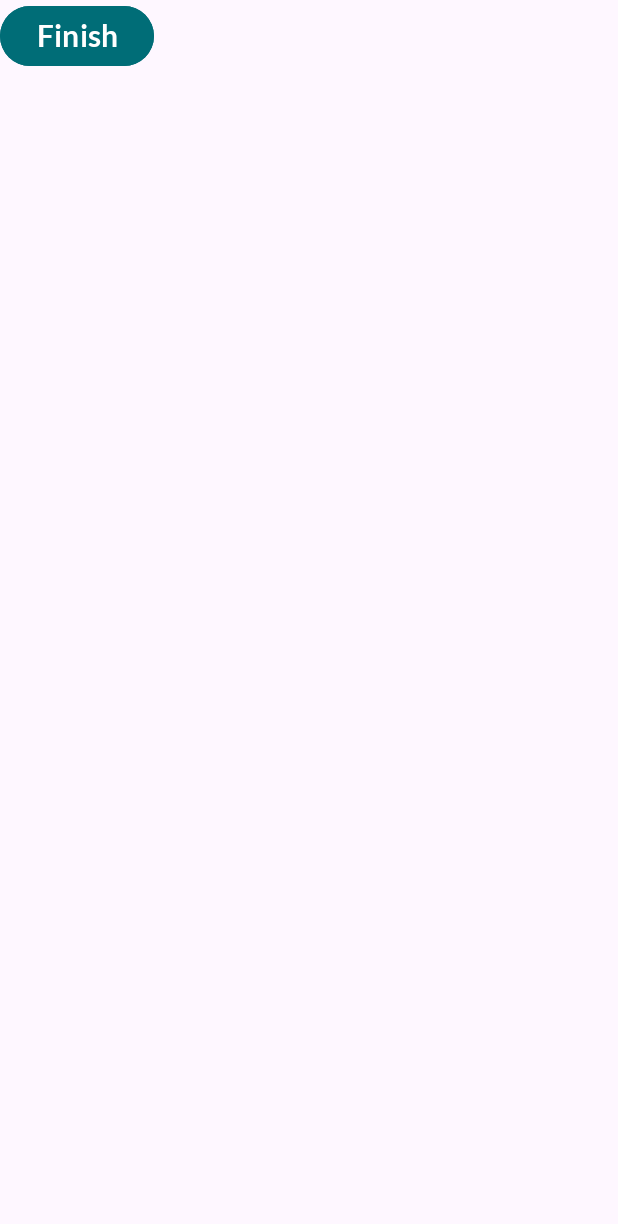
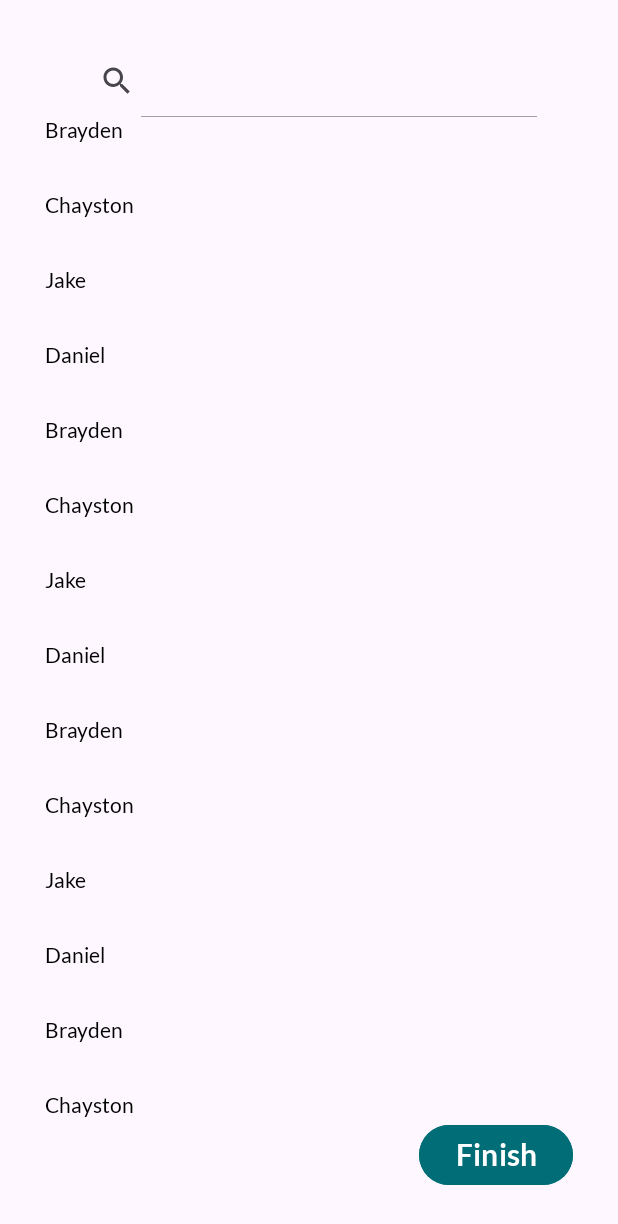
Before and after one commit to Game-Knight/gameknight, an Android app: the fragment AddGameNightFriendsFragment placed in its activity, on a phone screen of 412 x 824 dp. Shown: the top 1224 px of the screen. Run offline under Robolectric (Android 15) with nearby library versions, the phone set to English and light mode, and no system bars; our stand-ins replace Picasso; libraries missing offline, so code that uses them is left out: jp.wasabeef.picasso; pictures from the network do not load.

Commit message:
added recycler view for invitee list

```diff
--- /dev/null
+++ b/app/src/main/java/com/cs_356/app/Adapters/InviteeAdapter.java
@@ -0,0 +1,69 @@
+package com.cs_356.app.Adapters;
+
+import android.content.Context;
+import android.content.Intent;
+import android.graphics.Bitmap;
+import android.view.LayoutInflater;
+import android.view.View;
+import android.view.ViewGroup;
+import android.widget.ImageView;
+import android.widget.TextView;
+
+import androidx.recyclerview.widget.RecyclerView;
+
+import com.cs_356.app.R;
+import com.cs_356.app.Utils.Image.PicassoTransformations;
+import com.cs_356.app.Views.AddGameActivity;
+import com.squareup.picasso.Picasso;
+import com.squareup.picasso.Transformation;
+
+import org.w3c.dom.Text;
+
+import java.util.List;
+
+import Entities.BoardGame;
+import Entities.User;
+import jp.wasabeef.picasso.transformations.BlurTransformation;
+import jp.wasabeef.picasso.transformations.CropSquareTransformation;
+
+public class InviteeAdapter extends RecyclerView.Adapter<InviteeAdapter.ViewHolder> {
+
+    private final List<User> inviteeList;
+
+    public InviteeAdapter(List<User> inviteeList) {
+        this.inviteeList = inviteeList;
+    }
+
+    public class ViewHolder extends RecyclerView.ViewHolder {
+
+        private final TextView name;
+
+        public ViewHolder(View itemView) {
+            super(itemView);
+            name = (TextView) itemView.findViewById(R.id.inviteeName);
+        }
+
+        public TextView getName() {
+            return name;
+        }
+    }
+
+    @Override
+    public InviteeAdapter.ViewHolder onCreateViewHolder(ViewGroup parent, int viewType) {
+        Context context = parent.getContext();
+        LayoutInflater inflater = LayoutInflater.from(context);
+        View gameView = inflater.inflate(R.layout.invitee_item, parent, false);
+        return new ViewHolder(gameView);
+    }
+
+    @Override
+    public void onBindViewHolder(InviteeAdapter.ViewHolder holder, int position) {
+        User invitee = inviteeList.get(position);
+        holder.getName().setText(invitee.getFirstName());
+    }
+
+    @Override
+    public int getItemCount() {
+        return inviteeList.size();
+    }
+}
--- a/app/src/main/java/com/cs_356/app/Views/AddGameNight/AddGameNightFriendsFragment.java
+++ b/app/src/main/java/com/cs_356/app/Views/AddGameNight/AddGameNightFriendsFragment.java
@@ -3,59 +3,34 @@ package com.cs_356.app.Views.AddGameNight;
 import android.os.Bundle;
 
 import androidx.fragment.app.Fragment;
+import androidx.recyclerview.widget.RecyclerView;
 
 import android.view.LayoutInflater;
 import android.view.View;
 import android.view.ViewGroup;
 import android.widget.Button;
 
+import com.cs_356.app.Adapters.GameCardAdapter;
+import com.cs_356.app.Adapters.InviteeAdapter;
 import com.cs_356.app.R;
 
-/**
- * A simple {@link Fragment} subclass.
- * Use the {@link AddGameNightFriendsFragment#newInstance} factory method to
- * create an instance of this fragment.
- */
+import java.util.ArrayList;
+import java.util.List;
+
+import Entities.User;
+
 public class AddGameNightFriendsFragment extends Fragment {
 
-    // TODO: Rename parameter arguments, choose names that match
-    // the fragment initialization parameters, e.g. ARG_ITEM_NUMBER
-    private static final String ARG_PARAM1 = "param1";
-    private static final String ARG_PARAM2 = "param2";
-
-    // TODO: Rename and change types of parameters
-    private String mParam1;
-    private String mParam2;
+    public RecyclerView recyclerView;
+    public Button addGameNightFinishButton;
 
     public AddGameNightFriendsFragment() {
         // Required empty public constructor
     }
 
-    /**
-     * Use this factory method to create a new instance of
-     * this fragment using the provided parameters.
-     *
-     * @param param1 Parameter 1.
-     * @param param2 Parameter 2.
-     * @return A new instance of fragment AddGameNight2Fragment.
-     */
-    // TODO: Rename and change types and number of parameters
-    public static AddGameNightFriendsFragment newInstance(String param1, String param2) {
-        AddGameNightFriendsFragment fragment = new AddGameNightFriendsFragment();
-        Bundle args = new Bundle();
-        args.putString(ARG_PARAM1, param1);
-        args.putString(ARG_PARAM2, param2);
-        fragment.setArguments(args);
-        return fragment;
-    }
-
     @Override
     public void onCreate(Bundle savedInstanceState) {
         super.onCreate(savedInstanceState);
-        if (getArguments() != null) {
-            mParam1 = getArguments().getString(ARG_PARAM1);
-            mParam2 = getArguments().getString(ARG_PARAM2);
-        }
     }
 
     @Override
@@ -63,12 +38,54 @@ public class AddGameNightFriendsFragment extends Fragment {
                              Bundle savedInstanceState) {
         // Inflate the layout for this fragment
         View rootView = inflater.inflate(R.layout.fragment_add_game_night_friends, container, false);
-        final Button addGameNightFinishButton = rootView.findViewById(R.id.add_game_night_finish_button);
+
+        // Set on click for finish button
+        addGameNightFinishButton = rootView.findViewById(R.id.add_game_night_finish_button);
         addGameNightFinishButton.setOnClickListener(new View.OnClickListener() {
             public void onClick(View v) {
                 ((AddGameNightActivity)getActivity()).onClickFinishButton();
             }
         });
+
+        recyclerView = rootView.findViewById(R.id.inviteeRecyclerView);
+        // Set up adapter for recycler view
+        User user1 = new User("555", "Brayden", "Wood", "pass");
+        User user2 = new User("555", "Chayston", "Wood", "pass");
+        User user3 = new User("555", "Jake", "Wood", "pass");
+        User user4 = new User("555", "Daniel", "Wood", "pass");
+        User user5 = new User("555", "Brayden", "Wood", "pass");
+        User user6 = new User("555", "Chayston", "Wood", "pass");
+        User user7 = new User("555", "Jake", "Wood", "pass");
+        User user8 = new User("555", "Daniel", "Wood", "pass");
+        User user9 = new User("555", "Brayden", "Wood", "pass");
+        User user10 = new User("555", "Chayston", "Wood", "pass");
+        User user11 = new User("555", "Jake", "Wood", "pass");
+        User user12 = new User("555", "Daniel", "Wood", "pass");
+        User user13 = new User("555", "Brayden", "Wood", "pass");
+        User user14 = new User("555", "Chayston", "Wood", "pass");
+        User user15 = new User("555", "Jake", "Wood", "pass");
+        User user16 = new User("555", "Daniel", "Wood", "pass");
+        List<User> users = new ArrayList<User>();
+        users.add(user1);
+        users.add(user2);
+        users.add(user3);
+        users.add(user4);
+        users.add(user5);
+        users.add(user6);
+        users.add(user7);
+        users.add(user8);
+        users.add(user9);
+        users.add(user10);
+        users.add(user11);
+        users.add(user12);
+        users.add(user13);
+        users.add(user14);
+        users.add(user15);
+        users.add(user16);
+        InviteeAdapter adapter = new InviteeAdapter(users);
+        recyclerView.setAdapter(adapter);
+        recyclerView.setVisibility(View.VISIBLE);
+
         return rootView;
     }
 }
--- a/app/src/main/res/layout/activity_add_game_manually.xml
+++ b/app/src/main/res/layout/activity_add_game_manually.xml
@@ -29,7 +29,6 @@
         android:iconifiedByDefault="false"
         app:layout_constraintStart_toStartOf="parent"
         app:layout_constraintTop_toTopOf="parent">
-
     </SearchView>
 
     <androidx.recyclerview.widget.RecyclerView
--- a/app/src/main/res/layout/fragment_add_game_night_friends.xml
+++ b/app/src/main/res/layout/fragment_add_game_night_friends.xml
@@ -1,16 +1,48 @@
 <?xml version="1.0" encoding="utf-8"?>
 <FrameLayout xmlns:android="http://schemas.android.com/apk/res/android"
+    xmlns:app="http://schemas.android.com/apk/res-auto"
     xmlns:tools="http://schemas.android.com/tools"
     android:layout_width="match_parent"
     android:layout_height="match_parent"
     tools:context=".Views.AddGameNight.AddGameNightFriendsFragment">
 
+    <androidx.constraintlayout.widget.ConstraintLayout
+        android:layout_width="match_parent"
+        android:layout_height="match_parent"
+        android:padding="30dp">
+
+        <SearchView
+            android:id="@+id/addGameNightSearchView"
+            android:layout_width="wrap_content"
+            android:layout_height="wrap_content"
+            android:focusedByDefault="true"
+            android:iconifiedByDefault="false"
+            app:layout_constraintEnd_toEndOf="parent"
+            app:layout_constraintStart_toStartOf="parent"
+            app:layout_constraintTop_toTopOf="parent"/>
+
+        <androidx.recyclerview.widget.RecyclerView
+            android:layout_width="match_parent"
+            android:layout_height="0dp"
+            android:id="@+id/inviteeRecyclerView"
+            app:layoutManager="androidx.recyclerview.widget.LinearLayoutManager"
+            tools:listitem="@layout/invitee_item"
+            app:layout_constraintBottom_toTopOf="@+id/add_game_night_finish_button"
+            app:layout_constraintEnd_toEndOf="parent"
+            app:layout_constraintStart_toStartOf="parent"
+            app:layout_constraintTop_toBottomOf="@+id/addGameNightSearchView">
+        </androidx.recyclerview.widget.RecyclerView>
+
+        <Button
+            android:id="@+id/add_game_night_finish_button"
+            android:layout_width="wrap_content"
+            android:layout_height="wrap_content"
+            android:text="Finish"
+            app:layout_constraintBottom_toBottomOf="parent"
+            app:layout_constraintEnd_toEndOf="parent" />
+    </androidx.constraintlayout.widget.ConstraintLayout>
     <!-- TODO: Update blank fragment layout -->
 
-    <Button
-        android:layout_width="wrap_content"
-        android:layout_height="wrap_content"
-        android:text="Finish"
-        android:id="@+id/add_game_night_finish_button" />
+
 
 </FrameLayout>
--- /dev/null
+++ b/app/src/main/res/layout/invitee_item.xml
@@ -0,0 +1,12 @@
+<?xml version="1.0" encoding="utf-8"?>
+<FrameLayout xmlns:android="http://schemas.android.com/apk/res/android"
+    android:layout_width="match_parent"
+    android:layout_height="50dp"
+    android:gravity="center_vertical">
+
+    <TextView
+        android:id="@+id/inviteeName"
+        android:layout_width="wrap_content"
+        android:layout_height="wrap_content"
+        android:text="First Name"/>
+</FrameLayout>
```
